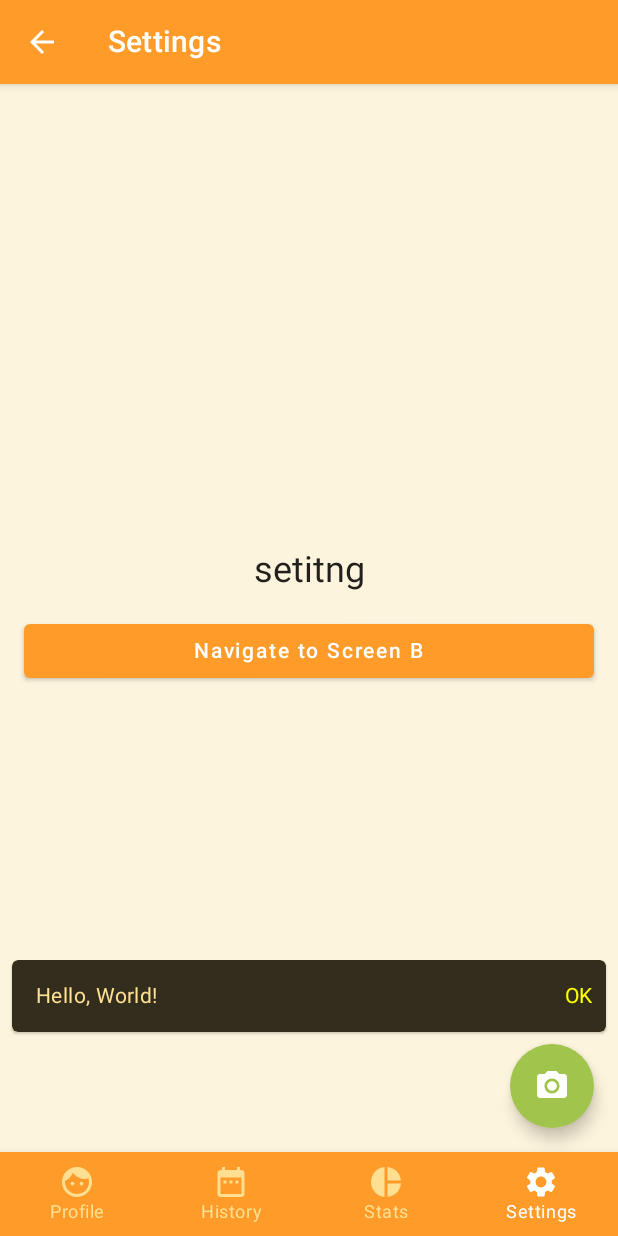
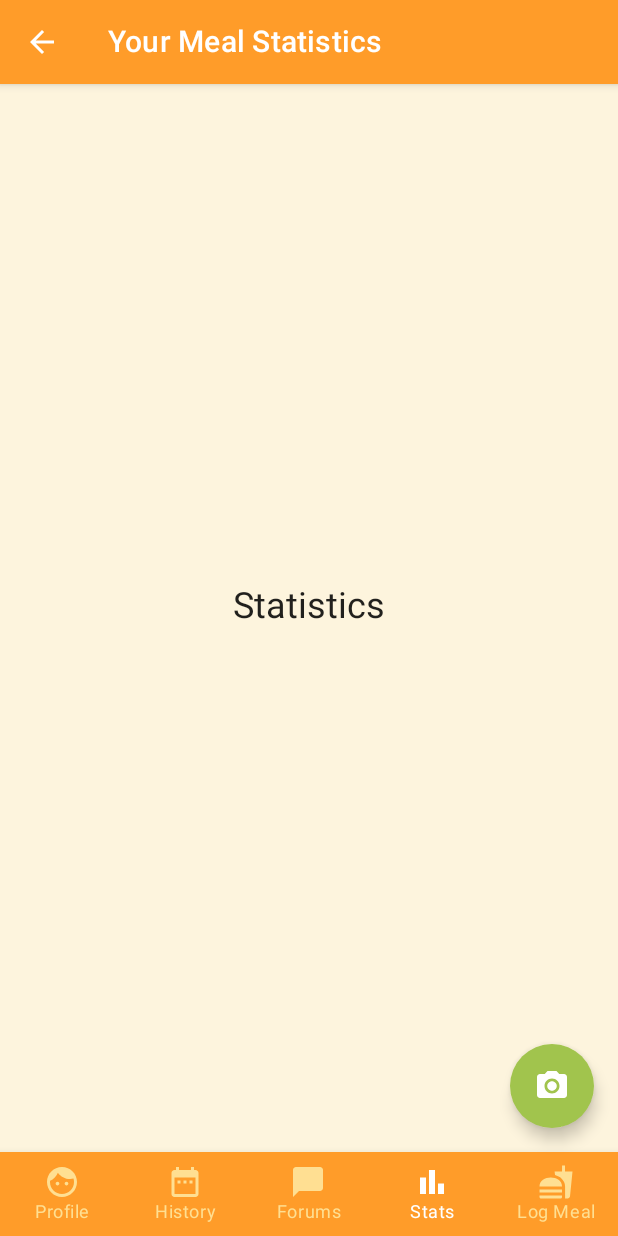
Before and after one commit to CS461-G1-G6/mealportiontracker, an Android app built with Jetpack Compose: the HomeNavigationActivity screen opened directly, with no data from a screen before it, item 4 of the bottom bar chosen, on a phone screen of 412 x 824 dp. Run offline under Robolectric (Android 15) with nearby library versions, the phone set to English and light mode, and no system bars; our stand-ins replace Firebase (no records; nobody signed in at launch, a user with empty details on screens opened directly); libraries missing offline, so code that uses them is left out: org.pytorch, org.pytorch.torchvision; pictures from the network do not load.

Commit message:
cleanup
- remove redundant / commented out code
- fixed names
- added forums and stats page

```diff
--- a/app/build.gradle
+++ b/app/build.gradle
@@ -17,10 +17,12 @@ android {
 
     buildTypes {
         release {
-            minifyEnabled false
+            minifyEnabled true
+            shrinkResources true
             proguardFiles getDefaultProguardFile('proguard-android-optimize.txt'), 'proguard-rules.pro'
         }
     }
+
     compileOptions {
         sourceCompatibility = JavaVersion.VERSION_11
         targetCompatibility = JavaVersion.VERSION_11
@@ -119,6 +121,8 @@ dependencies {
     implementation("com.google.zxing:zxing-parent:3.5.2")
     implementation ("com.google.zxing:core:3.3.0")
 
+    implementation("androidx.compose.material:material-icons-extended")
+
 }
 
 tasks.register("prepareKotlinBuildScriptModel"){}
--- a/app/src/main/java/com/cs461/g6/mealportiontracker/accounts/AppScreen.kt
+++ b/app/src/main/java/com/cs461/g6/mealportiontracker/accounts/AppScreen.kt
@@ -2,10 +2,6 @@ package com.cs461.g6.mealportiontracker.accounts
 
 enum class AppScreen(val title: String) {
     ScreenSplash(title = "Splash"),
-    ScreenB(title = "Screen B"),
-    ScreenC(title = "Screen C"),
-
     ScreenLogin(title = "Welcome!")
 
-//    Screen(title = ""),
 }
--- a/app/src/main/java/com/cs461/g6/mealportiontracker/accounts/UserRegister.kt
+++ /dev/null
@@ -1,4 +0,0 @@
-package com.cs461.g6.mealportiontracker.accounts
-
-class UserRegister {
-}
--- a/app/src/main/java/com/cs461/g6/mealportiontracker/core/SessionManager.kt
+++ b/app/src/main/java/com/cs461/g6/mealportiontracker/core/SessionManager.kt
@@ -1,8 +1,7 @@
-package com.cs461.g6.mealportiontracker.utils
+package com.cs461.g6.mealportiontracker.core
 
 import android.content.Context
 import android.content.SharedPreferences
-
 
 class SessionManager(context: Context) {
     private val sharedPreferences: SharedPreferences = context.getSharedPreferences("user_session", Context.MODE_PRIVATE)
--- a/app/src/main/java/com/cs461/g6/mealportiontracker/home/AppScreen.kt
+++ b/app/src/main/java/com/cs461/g6/mealportiontracker/home/AppScreen.kt
@@ -1,18 +1,10 @@
 package com.cs461.g6.mealportiontracker.home
 
 enum class AppScreen(val title: String) {
-    ScreenA(title = "Screen A"),
-    ScreenB(title = "Screen B"),
-    ScreenC(title = "Screen C"),
-    ScreenD(title = "Screen C"),
-
     //Bottom Navigation Tabs
-    ScreenProfile(title = "Profile"),
+    ScreenProfile(title = "Your Profile"),
     ScreenHistory(title = "Your Meal History"),
-    ScreenStats(title = "Your Progress"),
-    ScreenSettings(title = "Settings"),
-
-    ScreenDash(title = ""),
-    ScreenLog(title = ""),
-    ScreenAddMeal(title = ""),
+    ScreenStats(title = "Your Meal Statistics"),
+    ScreenForums(title = "Forums"),
+    ScreenAddMeal(title = "Log a Meal")
 }
--- a/app/src/main/java/com/cs461/g6/mealportiontracker/home/HomeNavigationActivity.kt
+++ b/app/src/main/java/com/cs461/g6/mealportiontracker/home/HomeNavigationActivity.kt
@@ -2,42 +2,29 @@ package com.cs461.g6.mealportiontracker.home
 
 import android.content.Intent
 import android.os.Bundle
-import android.util.Log
 import androidx.activity.ComponentActivity
 import androidx.activity.compose.setContent
 import androidx.compose.foundation.layout.*
 import androidx.compose.foundation.shape.RoundedCornerShape
 import androidx.compose.material.*
 import androidx.compose.material.icons.Icons
-import androidx.compose.material.icons.filled.ArrowBack
-import androidx.compose.material.icons.filled.DateRange
-import androidx.compose.material.icons.filled.Face
-import androidx.compose.material.icons.filled.Settings
-import androidx.compose.material.lightColors
+import androidx.compose.material.icons.filled.*
 import androidx.compose.material.rememberScaffoldState
-import androidx.compose.runtime.Composable
-import androidx.compose.runtime.getValue
-import androidx.compose.runtime.mutableStateOf
-import androidx.compose.runtime.remember
-import androidx.compose.runtime.rememberCoroutineScope
-import androidx.compose.runtime.setValue
+import androidx.compose.runtime.*
 import androidx.compose.ui.Modifier
 import androidx.compose.ui.graphics.Color
 import androidx.compose.ui.res.painterResource
 import androidx.compose.ui.unit.dp
 import androidx.navigation.NavHostController
-import androidx.navigation.compose.NavHost
-import androidx.navigation.compose.composable
-import androidx.navigation.compose.currentBackStackEntryAsState
-import androidx.navigation.compose.rememberNavController
+import androidx.navigation.compose.*
 import com.cs461.g6.mealportiontracker.R
 import com.cs461.g6.mealportiontracker.foodimageprocessing.CameraXPreviewActivity
 import kotlinx.coroutines.CoroutineScope
-import kotlinx.coroutines.launch
 import androidx.compose.ui.platform.LocalContext
 import com.cs461.g6.mealportiontracker.theme.MealTheme
 import com.cs461.g6.mealportiontracker.theme.mealColors
-import com.cs461.g6.mealportiontracker.utils.SessionManager
+import com.cs461.g6.mealportiontracker.core.SessionManager
+import kotlinx.coroutines.launch
 
 class HomeNavigationActivity : ComponentActivity() {
 
@@ -60,7 +47,7 @@ fun App(sessionManager: SessionManager,
 ) {
     val backStackEntry by navController.currentBackStackEntryAsState()
     val currentScreen = AppScreen.valueOf(
-        backStackEntry?.destination?.route ?: AppScreen.ScreenA.name
+        backStackEntry?.destination?.route ?: AppScreen.ScreenProfile.name
     )
     val scaffoldState = rememberScaffoldState()
     val scope = rememberCoroutineScope()
@@ -69,7 +56,7 @@ fun App(sessionManager: SessionManager,
         scaffoldState = scaffoldState,
         // --------------- TOP BAR
         topBar = {
-            MyTopAppBar(
+            HomeTopBar(
                 currentScreen = currentScreen,
                 canNavigateBack = navController.previousBackStackEntry != null,
                 navigateUp = { navController.navigateUp() }
@@ -77,12 +64,12 @@ fun App(sessionManager: SessionManager,
         },
         // --------------- BOTTOM NAVIGATION
         bottomBar = {
-            MyBottomNavBar(scope, scaffoldState, navController)
+            HomeBottomBar(scope, scaffoldState, navController)
         },
 
         // --------------- FLOATING BUTTON
         floatingActionButton = {
-            MyBottomNavBarFAB()
+            HomeBottomFAB()
         },
 
         // --------------- SNACKBAR HOST
@@ -106,7 +93,7 @@ fun App(sessionManager: SessionManager,
 
 // ---------------------------- Main App's Top App Bar
 @Composable
-private fun MyTopAppBar(
+private fun HomeTopBar(
     currentScreen: AppScreen,
     canNavigateBack: Boolean,
     navigateUp: () -> Unit,
@@ -133,11 +120,12 @@ private fun MyTopAppBar(
 
 @Composable
 fun MySnackbar(data: SnackbarData) {
+   var snackbarMessage = "Alert"
     Card(shape = RoundedCornerShape(4.dp), modifier = Modifier.padding(8.dp)) {
         Snackbar(
             content = {
                 Text(
-                    text = "Hello, World!"
+                    text = snackbarMessage
                     )
 
             }, action = {
@@ -149,13 +137,15 @@ fun MySnackbar(data: SnackbarData) {
     }
 }
 
+
+
 @Composable
-fun MyBottomNavBar(
+fun HomeBottomBar(
     scope: CoroutineScope,
     scaffoldState: ScaffoldState,
     navController: NavHostController
 ) {
-    val listItems = listOf("Profile", "History", "Stats", "Settings")
+    val listItems = listOf("Profile", "History", "Forums", "Stats", "Log Meal")
     var selectedIndex by remember { mutableStateOf(0) }
 
     BottomNavigation {
@@ -174,14 +164,19 @@ fun MyBottomNavBar(
                             contentDescription = null
                         )
 
-                        "Stats" -> Icon(
-                            painter = painterResource(id = R.drawable.ic_piechart),
-                            contentDescription = "Stats"
+                        "Forums" -> Icon(
+                            imageVector = Icons.Filled.ChatBubble,
+                            contentDescription = "Forums"
                         )
 
 
-                        "Settings" -> Icon(
-                            imageVector = Icons.Filled.Settings,
+                        "Stats" -> Icon(
+                            imageVector = Icons.Filled.BarChart,
+                            contentDescription = null
+                        )
+
+                        "Log Meal" -> Icon(
+                            imageVector = Icons.Filled.Fastfood,
                             contentDescription = null
                         )
                     }
@@ -195,24 +190,27 @@ fun MyBottomNavBar(
                     when (index) {
                         0 -> navController.navigate(AppScreen.ScreenProfile.name)
                         1 -> navController.navigate(AppScreen.ScreenHistory.name)
-                        2 -> navController.navigate(AppScreen.ScreenStats.name)
-                        3 -> navController.navigate(AppScreen.ScreenSettings.name)
+                        2 -> navController.navigate(AppScreen.ScreenForums.name)
+                        3 -> navController.navigate(AppScreen.ScreenStats.name)
+                        4 -> navController.navigate(AppScreen.ScreenAddMeal.name)
                     }
-                    scope.launch {
-                        val result = scaffoldState.snackbarHostState.showSnackbar(
-                            message = "Clicked$index, $label",
-                            actionLabel = "OK"
-                        )
-                        when (result) {
-                            SnackbarResult.ActionPerformed -> {
-                                //Do Something
-                            }
 
-                            SnackbarResult.Dismissed -> {
-                                //Do Something
-                            }
-                        }
-                    }
+                    // ----- SNACKBAR, REMOVE IF NOT NEEDED
+//                    scope.launch {
+//                        val result = scaffoldState.snackbarHostState.showSnackbar(
+//                            message = "Clicked$index, $label",
+//                            actionLabel = "OK"
+//                        )
+//                        when (result) {
+//                            SnackbarResult.ActionPerformed -> {
+//                                //Do Something
+//                            }
+//
+//                            SnackbarResult.Dismissed -> {
+//                                //Do Something
+//                            }
+//                        }
+//                    }
                 },
                 alwaysShowLabel = true
             )
@@ -221,7 +219,7 @@ fun MyBottomNavBar(
 }
 
 @Composable
-fun MyBottomNavBarFAB() {
+fun HomeBottomFAB() {
     val context = LocalContext.current
     FloatingActionButton(
         onClick = {
@@ -267,8 +265,12 @@ private fun AppNavHost(
             ScreenStats()
         }
 
-        composable(route = AppScreen.ScreenSettings.name) {
-            ScreenSettings()
+        composable(route = AppScreen.ScreenForums.name) {
+            ScreenForums()
+        }
+
+        composable(route = AppScreen.ScreenAddMeal.name) {
+            ScreenAddMeal()
         }
     }
 }
--- a/app/src/main/java/com/cs461/g6/mealportiontracker/home/Settings.kt
+++ /dev/null
@@ -1,43 +0,0 @@
-package com.cs461.g6.mealportiontracker.home
-
-import androidx.compose.foundation.layout.*
-import androidx.compose.material.Button
-import androidx.compose.material.MaterialTheme
-import androidx.compose.material.Text
-import androidx.compose.runtime.Composable
-import androidx.compose.ui.Alignment
-import androidx.compose.ui.Modifier
-import androidx.compose.ui.unit.dp
-
-class Settings {
-}
-
-@Composable
-fun ScreenSettings(
-) {
-    var buttonTxt = "setitng"
-    Column(
-        verticalArrangement = Arrangement.Center,
-        horizontalAlignment = Alignment.CenterHorizontally,
-        modifier = Modifier
-            .fillMaxSize()
-            .padding(16.dp)
-    ) {
-        Text(
-            text = buttonTxt,
-            style = MaterialTheme.typography.h5
-        )
-
-        Spacer(modifier = Modifier.height(16.dp))
-
-        Button(
-            onClick = {
-                buttonTxt = "heloo"
-            }
-            ,
-            modifier = Modifier.fillMaxWidth(),
-        ) {
-            Text(text = "Navigate to Screen B")
-        }
-    }
-}
--- a/gradle.properties
+++ b/gradle.properties
@@ -19,3 +19,5 @@ android.useAndroidX=true
 android.enableJetifier=true
 # Kotlin code style for this project: "official" or "obsolete":
 kotlin.code.style=official
+# Removing unused material icons
+android.enableR8=true
```
Also changed, not shown: app/src/main/java/com/cs461/g6/mealportiontracker/accounts/AccountNavigationActivity.kt (+1 -29 lines), app/src/main/java/com/cs461/g6/mealportiontracker/accounts/UserLogin.kt (+10 -108 lines), app/src/main/java/com/cs461/g6/mealportiontracker/core/MainActivity.kt (+4 -9 lines), app/src/main/java/com/cs461/g6/mealportiontracker/foodimageprocessing/CameraXPreviewActivtiy.kt (+6 -37 lines), app/src/main/java/com/cs461/g6/mealportiontracker/foodimageprocessing/FoodImageProcessingActivity.kt (+2 -11 lines), app/src/main/java/com/cs461/g6/mealportiontracker/home/AddMeal.kt (added, +31 -0 lines), app/src/main/java/com/cs461/g6/mealportiontracker/home/Forums.kt (added, +26 -0 lines), app/src/main/java/com/cs461/g6/mealportiontracker/home/MealHistory.kt (+1 -17 lines), app/src/main/java/com/cs461/g6/mealportiontracker/home/Profile.kt (+4 -25 lines), app/src/main/java/com/cs461/g6/mealportiontracker/home/Statistics.kt (+1 -17 lines).
